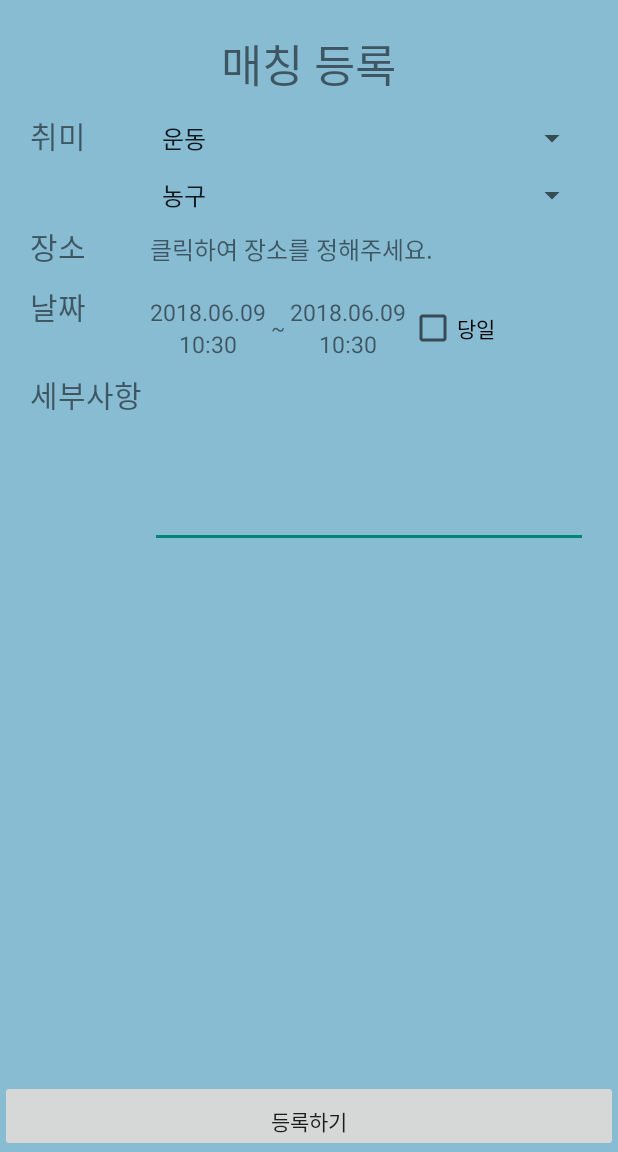
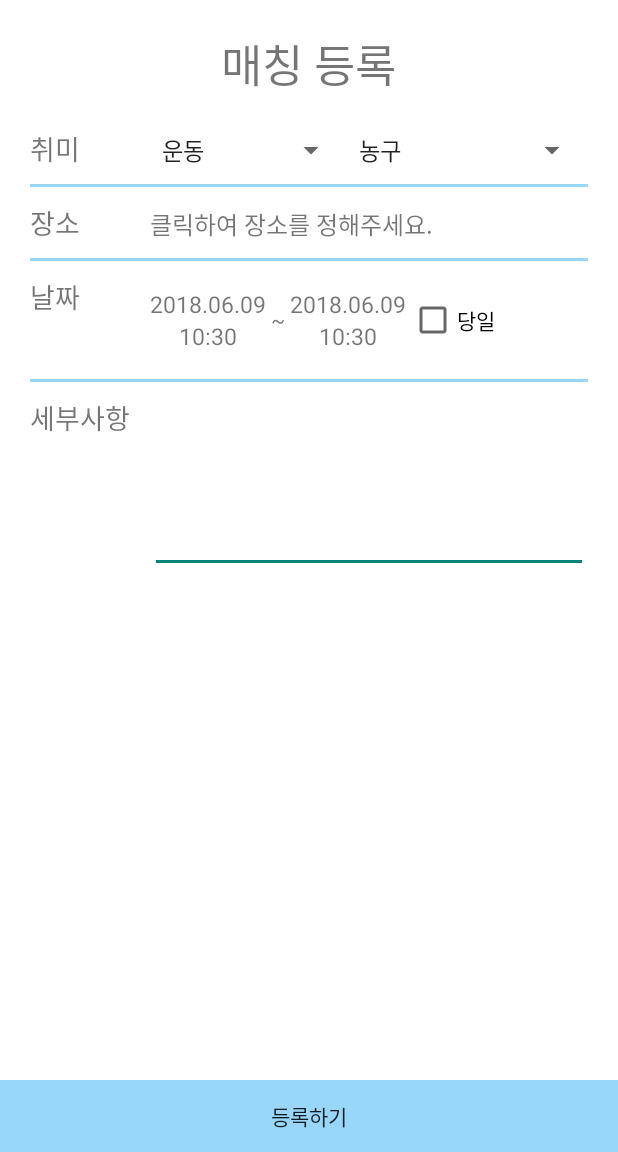
Before and after one commit to rkek9501/Topping, an Android app: the FindActivity screen opened directly, with no data from a screen before it, on a phone screen of 412 x 824 dp, the part 84-1236 px from its top. Run offline under Robolectric (Android 15) with nearby library versions, the light colour scheme and no system bars; our stand-ins replace Firebase (no records; nobody signed in at launch, a user with empty details on screens opened directly); libraries missing offline, so code that uses them is left out: com.soyu.soyulib; pictures from the network do not load.

Commit message:
매칭글 삭제 및 매칭 글 작성 레이아웃 변경

```diff
--- a/app/src/main/java/com/example/topping/topping/Activitys/MainActivity.java
+++ b/app/src/main/java/com/example/topping/topping/Activitys/MainActivity.java
@@ -73,7 +73,7 @@ public class MainActivity extends AbstractActivity
         fab.setOnClickListener(this);
 
         Log.e("handler : ", handler+"");
-        new soyuHttpTask(handler).executeOnExecutor(AsyncTask.THREAD_POOL_EXECUTOR, "http://61.84.24.188/topping3/index.php","");
+        //new soyuHttpTask(handler).executeOnExecutor(AsyncTask.THREAD_POOL_EXECUTOR, "http://61.84.24.188/topping3/index.php","");
 
         Toolbar toolbar = (Toolbar) findViewById(R.id.toolbar);
         setSupportActionBar(toolbar);
--- a/app/src/main/res/layout/activity_find.xml
+++ b/app/src/main/res/layout/activity_find.xml
@@ -6,7 +6,7 @@
     android:layout_width="match_parent"
     android:layout_height="match_parent"
     android:orientation="vertical"
-    android:background="@color/colorAccent"
+    android:background="@color/colorPrimary"
     tools:context=".Activitys.FindActivity">
 
     <LinearLayout
@@ -29,33 +29,29 @@
             <LinearLayout
                 android:layout_width="match_parent"
                 android:layout_height="wrap_content"
-                android:orientation="horizontal">
+                android:orientation="horizontal"
+                android:layout_marginVertical="10dp">
                 <TextView
                     android:text="취미"
-                    android:textSize="20dp"
+                    android:textSize="18dp"
                     android:layout_width="80dp"
                     android:layout_height="wrap_content" />
                 <Spinner
                     android:id="@+id/category1"
-                    android:layout_width="match_parent"
+                    android:layout_width="wrap_content"
                     android:layout_height="wrap_content"
+                    android:layout_weight="1"
                     android:entries="@array/category1"/>
-            </LinearLayout>
-            <LinearLayout
-                android:layout_width="match_parent"
-                android:layout_height="wrap_content"
-                android:orientation="horizontal">
-                <TextView
-                    android:text=""
-                    android:textSize="20dp"
-                    android:layout_width="80dp"
-                    android:layout_height="wrap_content" />
                 <Spinner
                     android:id="@+id/category2"
-                    android:layout_marginTop="10dp"
-                    android:layout_width="match_parent"
-                    android:layout_height="wrap_content" />
+                    android:layout_width="wrap_content"
+                    android:layout_height="wrap_content"
+                    android:layout_weight="1"/>
             </LinearLayout>
+            <View
+                android:layout_width="match_parent"
+                android:layout_height="@dimen/view_line"
+                android:background="@color/appbar"/>
             <LinearLayout
                 android:layout_width="match_parent"
                 android:layout_height="wrap_content"
@@ -63,9 +59,10 @@
                 android:paddingVertical="10dp">
                 <TextView
                     android:text="장소"
-                    android:textSize="20dp"
+                    android:textSize="18dp"
                     android:layout_width="80dp"
                     android:layout_height="wrap_content" />
+
                 <TextView
                     android:text="클릭하여 장소를 정해주세요."
                     android:id="@+id/place"
@@ -73,13 +70,18 @@
                     android:layout_width="match_parent"
                     android:layout_height="wrap_content"/>
             </LinearLayout>
+            <View
+                android:layout_width="match_parent"
+                android:layout_height="@dimen/view_line"
+                android:background="@color/appbar"/>
             <LinearLayout
                 android:layout_width="match_parent"
                 android:layout_height="wrap_content"
-                android:orientation="horizontal">
+                android:orientation="horizontal"
+                android:layout_marginVertical="10dp">
                 <TextView
                     android:text="날짜"
-                    android:textSize="20dp"
+                    android:textSize="18dp"
                     android:layout_width="80dp"
                     android:layout_height="wrap_content" />
                 <LinearLayout
@@ -142,13 +144,18 @@
                     android:layout_width="wrap_content"
                     android:layout_height="wrap_content" />
             </LinearLayout>
+            <View
+                android:layout_width="match_parent"
+                android:layout_height="@dimen/view_line"
+                android:background="@color/appbar"/>
             <LinearLayout
                 android:layout_width="match_parent"
                 android:layout_height="wrap_content"
-                android:orientation="horizontal">
+                android:orientation="horizontal"
+                android:layout_marginVertical="10dp">
                 <TextView
                     android:text="세부사항"
-                    android:textSize="20dp"
+                    android:textSize="18dp"
                     android:layout_width="80dp"
                     android:layout_height="wrap_content" />
                 <EditText
@@ -156,6 +163,7 @@
                     android:textSize="16dp"
                     android:lines="5"
                     android:layout_gravity="center"
+                    android:gravity="left|top"
                     android:layout_width="match_parent"
                     android:layout_height="wrap_content" />
             </LinearLayout>
@@ -166,15 +174,17 @@
 
     <LinearLayout
         android:layout_width="match_parent"
-        android:layout_height="match_parent">
+        android:layout_height="match_parent"
+        android:orientation="vertical"
+        android:layout_gravity="bottom"
+        android:gravity="bottom">
         <Button
             android:text="등록하기"
             android:id="@+id/submitBtn"
             android:textAlignment="center"
             android:layout_width="match_parent"
             android:layout_height="wrap_content"
-            android:layout_gravity="bottom"
-            android:gravity="bottom" />
+            android:background="@color/appbar"/>
         <Button
             android:text="수정하기"
             android:id="@+id/modifyBtn"
@@ -182,8 +192,7 @@
             android:textAlignment="center"
             android:layout_width="match_parent"
             android:layout_height="wrap_content"
-            android:layout_gravity="bottom"
-            android:gravity="bottom" />
+            android:background="@color/appbar"/>
     </LinearLayout>
 
 </LinearLayout>
```
Also changed, not shown: app/src/main/java/com/example/topping/topping/Activitys/ContentActivity.java (+50 -11 lines), app/src/main/java/com/example/topping/topping/Activitys/MemberActivity.java (+16 -7 lines), app/src/main/java/com/example/topping/topping/Adapters/HorizontalListViewAdapter.java (+10 -2 lines), app/src/main/res/layout/activity_content.xml (+24 -8 lines).
